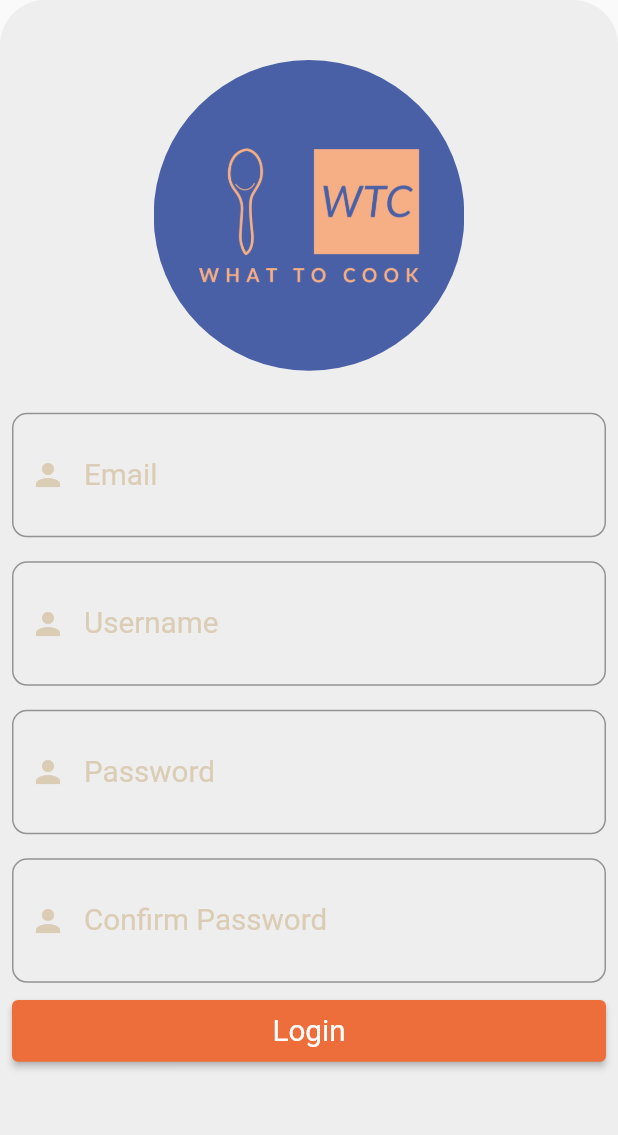
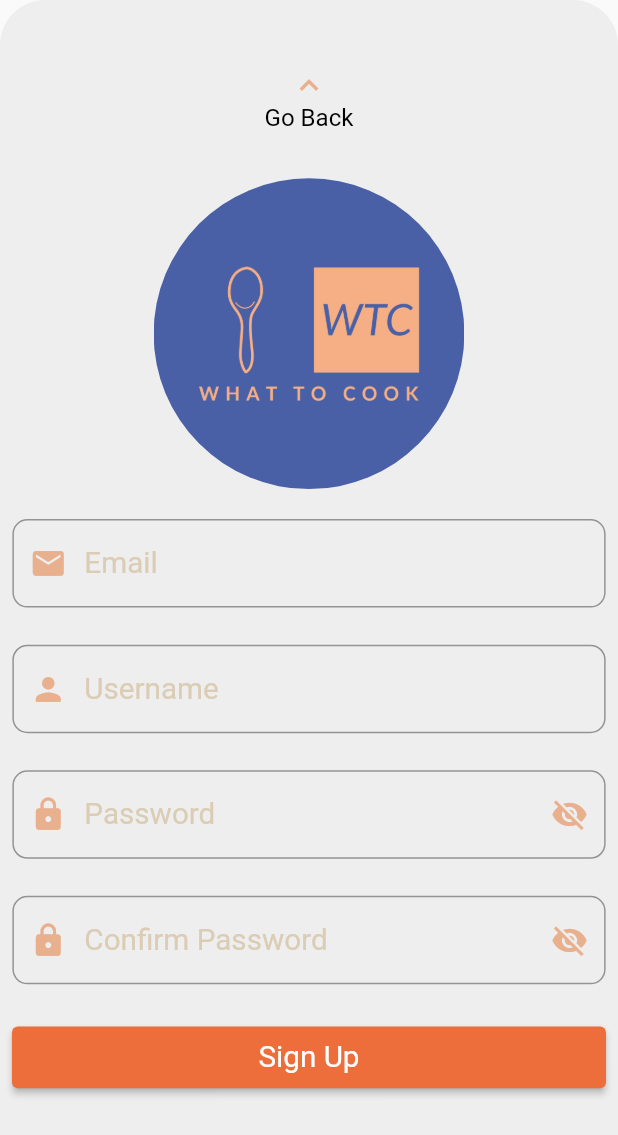
Before and after one commit to akglali/what_to_cook_demo_flutter_1, a Flutter app: the SignUpScreen screen opened directly, on a phone screen of 412 x 824 dp. Shown: the top 1135 px of the screen. Run offline on Flutter 3.47's test engine with Material 2 defaults, Android fonts, the phone set to English and light mode, and no system bars; our stand-ins replace email_validator, flutter_hooks, flutter_riverpod, hooks_riverpod, video_player.

Commit message:
some more changes.

```diff
--- /dev/null
+++ b/lib/screens/sign_up_screen.dart
@@ -0,0 +1,172 @@
+import 'package:flutter/material.dart';
+import 'package:hooks_riverpod/hooks_riverpod.dart';
+import 'package:what_to_cook_demo_flutter_1/providers/sign_up_provider.dart';
+import 'package:what_to_cook_demo_flutter_1/widgets/text_form_field_pass_widget.dart';
+import '../widgets/logo_widget.dart';
+import '../widgets/text_form_field_widget.dart';
+import 'package:email_validator/email_validator.dart';
+
+class SignUpScreen extends ConsumerStatefulWidget {
+  const SignUpScreen({Key? key}) : super(key: key);
+
+  @override
+  SignUpScreenState createState() => SignUpScreenState();
+}
+
+class SignUpScreenState extends ConsumerState<SignUpScreen> {
+  final TextEditingController usernameController = TextEditingController();
+  final TextEditingController emailController = TextEditingController();
+  final TextEditingController passwordController = TextEditingController();
+  final TextEditingController confirmPasswordController =
+      TextEditingController();
+  final double tapPadding =
+      MediaQueryData.fromWindow(WidgetsBinding.instance.window).padding.top;
+  final GlobalKey<FormState> _signUpFormKey = GlobalKey();
+
+  @override
+  Widget build(BuildContext context) {
+    final screenWidth = MediaQuery.of(context).size.width;
+    final screenHeight = MediaQuery.of(context).size.height;
+    final theme = Theme.of(context);
+    final isKeyboardVisible = MediaQuery.of(context).viewInsets.bottom == 0;
+    return GestureDetector(
+      onTap: FocusManager.instance.primaryFocus?.unfocus,
+      child: Scaffold(
+        resizeToAvoidBottomInset: true,
+        body: Container(
+          height: screenHeight - tapPadding,
+          decoration: BoxDecoration(
+            color: theme.colorScheme.secondaryContainer,
+            borderRadius: const BorderRadius.vertical(
+              top: Radius.circular(30),
+            ),
+          ),
+          child: Padding(
+            padding: EdgeInsets.only(top: (screenHeight * 0.04)),
+            child: SingleChildScrollView(
+              child: Column(
+                crossAxisAlignment: CrossAxisAlignment.stretch,
+                children: [
+                  AppBar(
+                    toolbarHeight: screenHeight * 0.08,
+                    elevation: 0,
+                    backgroundColor: theme.colorScheme.secondaryContainer,
+                    centerTitle: true,
+                    automaticallyImplyLeading: false,
+                    title: InkWell(
+                      onTap: () {
+                        Navigator.of(context).pop();
+                      },
+                      child: Column(
+                        children: [
+                          Icon(
+                            Icons.keyboard_arrow_up_outlined,
+                            color: theme.iconTheme.color,
+                            size: screenHeight * 0.03,
+                          ),
+                          Text(
+                            "Go Back",
+                            style: theme.textTheme.bodySmall,
+                          ),
+                        ],
+                      ),
+                    ),
+                  ),
+                  AnimatedContainer(
+                    duration: const Duration(milliseconds: 400),
+                    decoration: const BoxDecoration(color: Colors.transparent),
+                    height: isKeyboardVisible ? screenHeight * 0.30 : 0,
+                    curve: Curves.linear,
+                    child: const LogoWidget(),
+                  ),
+                  Form(
+                      key: _signUpFormKey,
+                      child: SingleChildScrollView(
+                        child: Column(
+                          children: [
+                            TextFormFieldWidget(
+                              usernameController: emailController,
+                              label: "Email",
+                              icon: Icons.email,
+                              validator: (email) {
+                                if (!EmailValidator.validate(email!)) {
+                                  return 'Please enter a valid email address';
+                                }
+                                return null;
+                              },
+                            ),
+                            TextFormFieldWidget(
+                              usernameController: usernameController,
+                              label: "Username",
+                              icon: Icons.person,
+                              validator: (username) {
+                                if (username!.isEmpty || username.length < 6) {
+                                  return "Username must be more than 6 characters";
+                                }
+                                return null;
+                              },
+                            ),
+                            TextFormFieldPassWidget(
+                              usernameController: passwordController,
+                              label: "Password",
+                              prefixIcon: Icons.lock,
+                              validator: (pass) {
+                                ref
+                                    .read(passwordProvider.notifier)
+                                    .update((state) => pass);
+                                if (pass!.isEmpty || pass.length < 6) {
+                                  return "Password must be more than 6 characters";
+                                }
+                                return null;
+                              },
+                            ),
+                            TextFormFieldPassWidget(
+                              usernameController: confirmPasswordController,
+                              label: "Confirm Password",
+                              prefixIcon: Icons.lock,
+                              validator: (confirmPass) {
+                                if (ref.watch(passwordProvider)! !=
+                                    confirmPass) {
+                                  return "Passwords must match";
+                                }
+                                return null;
+                              },
+                            ),
+                          ],
+                        ),
+                      )),
+                  Padding(
+                    padding: const EdgeInsets.only(
+                        left: 8.0, right: 8.0, bottom: 20),
+                    child: ElevatedButton(
+                      onPressed: () {
+                        if (_signUpFormKey.currentState!.validate()) {
+                          ref
+                              .read(emailProvider.notifier)
+                              .update((state) => emailController.text);
+                          ref
+                              .read(usernameProvider.notifier)
+                              .update((state) => usernameController.text);
+
+                          print(
+                              "${ref.watch(emailProvider)} + ${ref.watch(usernameProvider)}+ ${ref.watch(passwordProvider)}");
+                          print("true");
+                        } else {
+                          print("false");
+                        }
+                      },
+                      style: theme.elevatedButtonTheme.style,
+                      child: Text(
+                        "Sign Up",
+                      ),
+                    ),
+                  ),
+                ],
+              ),
+            ),
+          ),
+        ),
+      ),
+    );
+  }
+}
--- a/lib/services/sign_up_screen.dart
+++ /dev/null
@@ -1,85 +0,0 @@
-import 'package:flutter/material.dart';
-
-import '../widgets/logo_widget.dart';
-import '../widgets/text_form_field_widget.dart';
-
-class SignUpScreen extends StatelessWidget {
-  const SignUpScreen({Key? key}) : super(key: key);
-
-  @override
-  Widget build(BuildContext context) {
-    final size = MediaQuery.of(context).size;
-    final theme = Theme.of(context);
-    final TextEditingController usernameController = TextEditingController();
-    final TextEditingController emailController = TextEditingController();
-    final TextEditingController passwordController = TextEditingController();
-    final TextEditingController confirmPasswordController =
-        TextEditingController();
-    final double tapPadding =
-        MediaQueryData.fromWindow(WidgetsBinding.instance.window).padding.top;
-    final isKeyboardVisible = MediaQuery.of(context).viewInsets.bottom == 0;
-
-    return GestureDetector(
-      onTap: FocusManager.instance.primaryFocus?.unfocus,
-      child: Container(
-        height: MediaQuery.of(context).size.height - tapPadding,
-        decoration: BoxDecoration(
-          color: theme.colorScheme.secondaryContainer,
-          borderRadius: const BorderRadius.vertical(
-            top: Radius.circular(30),
-          ),
-        ),
-        child: Padding(
-          padding: const EdgeInsets.only(top: 20),
-          child: SingleChildScrollView(
-            child: Column(
-              crossAxisAlignment: CrossAxisAlignment.stretch,
-              children: [
-                AnimatedContainer(
-                  duration: const Duration(milliseconds: 400),
-                  decoration: const BoxDecoration(color: Colors.transparent),
-                  height: isKeyboardVisible
-                      ? MediaQuery.of(context).size.height * 0.30
-                      : 0,
-                  curve: Curves.linear,
-                  child: const LogoWidget(),
-                ),
-                Form(
-                    child: Column(
-                  children: [
-                    TextFormFieldWidget(
-                      usernameController: emailController,
-                      label: "Email",
-                    ),
-                    TextFormFieldWidget(
-                      usernameController: usernameController,
-                      label: "Username",
-                    ),
-                    TextFormFieldWidget(
-                      usernameController: passwordController,
-                      label: "Password",
-                    ),
-                    TextFormFieldWidget(
-                      usernameController: confirmPasswordController,
-                      label: "Confirm Password",
-                    ),
-                  ],
-                )),
-                Padding(
-                  padding: const EdgeInsets.only(left: 8.0, right: 8.0),
-                  child: ElevatedButton(
-                    onPressed: () {},
-                    style: theme.elevatedButtonTheme.style,
-                    child: Text(
-                      "Login",
-                    ),
-                  ),
-                ),
-              ],
-            ),
-          ),
-        ),
-      ),
-    );
-  }
-}
--- a/lib/utils/themes.dart
+++ b/lib/utils/themes.dart
@@ -35,6 +35,11 @@ class MyThemes {
           ))),
     ),
     textTheme: TextTheme(
+      //it will be used for textFormField
+      bodySmall: TextStyle(
+        color: Colors.black,
+        fontSize: 13 * textWidth,
+      ),
       bodyMedium: TextStyle(
         color: Colors.black,
         fontSize: 16 * textWidth,
@@ -63,7 +68,7 @@ class MyThemes {
       ),
     ),
     iconTheme: const IconThemeData(
-      color: Color(0xffdbcdb5),
+      color: Color(0xffe9b08e),
     ),
     colorScheme: const ColorScheme.light(
       //bottom color for sign up page
--- a/lib/widgets/text_form_field_widget.dart
+++ b/lib/widgets/text_form_field_widget.dart
@@ -2,23 +2,40 @@ import 'package:flutter/material.dart';
 import 'package:flutter_hooks/flutter_hooks.dart';
 
 class TextFormFieldWidget extends HookWidget {
-  const TextFormFieldWidget(
-      {super.key, required this.usernameController, required this.label});
+  const TextFormFieldWidget({
+    super.key,
+    required this.usernameController,
+    required this.label,
+    this.validator,
+    this.icon,
+  });
 
   final TextEditingController usernameController;
   final String label;
+  final String? Function(String?)? validator;
+  final IconData? icon;
 
   @override
   Widget build(BuildContext context) {
+    //getting the size of height and weight
+    final screenWidth = MediaQuery.of(context).size.width;
+    final screenHeight = MediaQuery.of(context).size.height;
+
+//it will check whether text form field has focus or not.
     final focusProvider = useState<bool>(false);
     return Padding(
-      padding: const EdgeInsets.all(8.0),
+      padding: EdgeInsets.only(
+          left: screenWidth * 0.02,
+          right: screenWidth * 0.02,
+          bottom: screenHeight * 0.03),
       child: FocusScope(
         child: Focus(
           onFocusChange: (focus) {
             focusProvider.value = focus;
           },
           child: TextFormField(
+            style: Theme.of(context).textTheme.bodySmall,
+            validator: validator,
             controller: usernameController,
             decoration: InputDecoration(
               fillColor: Colors.blue,
@@ -27,10 +44,11 @@ class TextFormFieldWidget extends HookWidget {
                 style: Theme.of(context).textTheme.labelMedium,
               ),
               prefixIcon: Icon(
-                Icons.person,
+                icon,
                 color: focusProvider.value
                     ? Theme.of(context).primaryColor
                     : Theme.of(context).iconTheme.color,
+                size: screenHeight * 0.02 + screenWidth * 0.02,
               ),
               border: const OutlineInputBorder(
                 borderRadius: BorderRadius.all(
```
Also changed, not shown: lib/screens/home_screen.dart (renamed from lib/services/home_screen.dart, +41 -39 lines).
